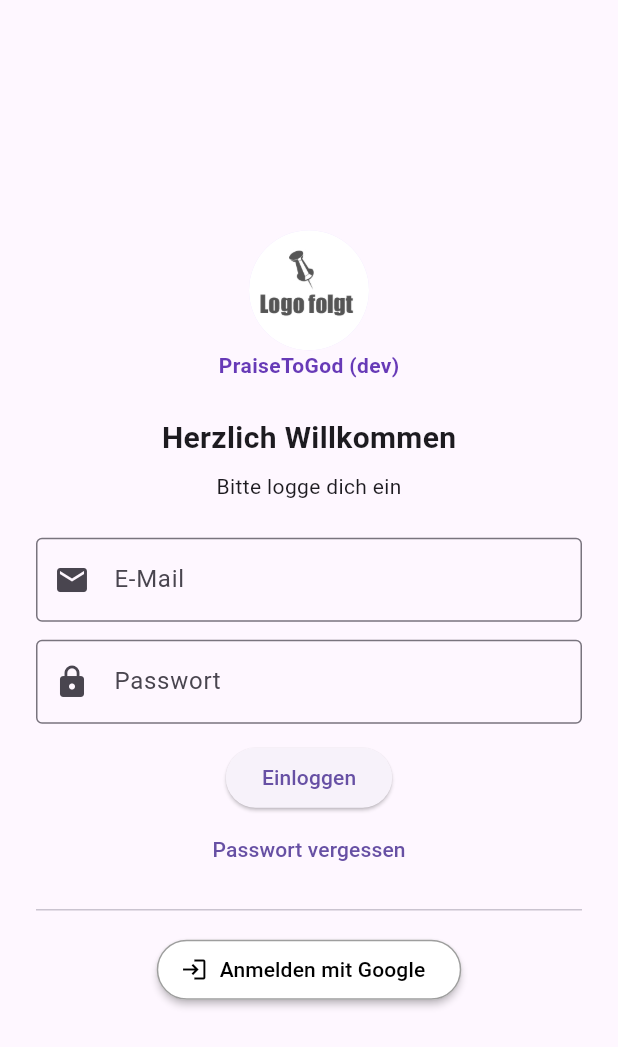
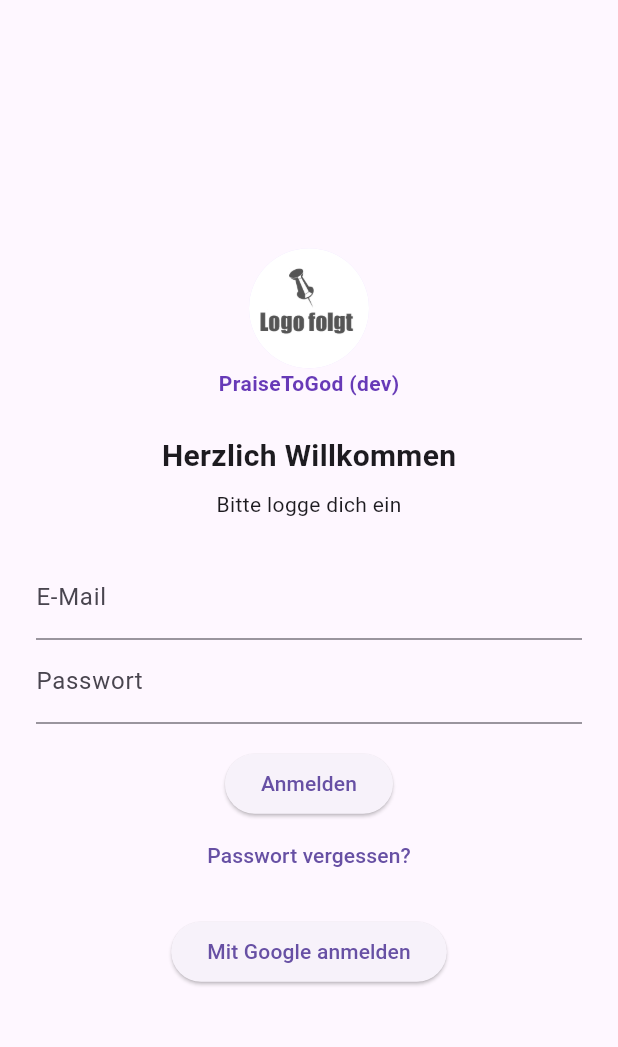
Before and after one commit to kajakroeger/praise_to_god, a Flutter app: the screen it shows after launch, on a phone screen of 412 x 824 dp. Shown: the top 1047 px of the screen. Run offline on Flutter 3.47's test engine with Material 3 defaults, Android fonts, the phone set to English and light mode, and no system bars; our stand-ins replace firebase_auth, firebase_core, google_sign_in, logger; accounts and stored records are empty.

Commit message:
login Screen angelegt & Tests erfolgreich

```diff
--- a/lib/screens/login.dart
+++ b/lib/screens/login.dart
@@ -1,14 +1,18 @@
 import 'package:flutter/material.dart';
+import 'package:praise_to_god/services/auth_service.dart';
 import '../flavor_config.dart';
-import '../services/auth_service.dart';
 
 final flavor = FlavorConfig.instance.flavor;
 
 class LoginScreen extends StatelessWidget {
-  const LoginScreen({super.key});
+  final AuthService? authServiceOverride;
+
+  const LoginScreen({super.key, this.authServiceOverride});
 
   @override
   Widget build(BuildContext context) {
+    final authService = authServiceOverride ?? AuthService();
+
     return Scaffold(
       body: Padding(
         padding: const EdgeInsets.symmetric(horizontal: 24),
@@ -41,61 +45,44 @@
                 const SizedBox(height: 8),
                 const Text('Bitte logge dich ein'),
                 const SizedBox(height: 24),
-                const TextField(
-                  key: Key('email_field'),
-                  decoration: InputDecoration(
-                    prefixIcon: Icon(Icons.email),
-                    labelText: 'E-Mail',
-                    border: OutlineInputBorder(),
-                  ),
+
+                TextField(
+                  key: const Key('email_field'),
+                  decoration: const InputDecoration(labelText: 'E-Mail'),
                 ),
 
-                const SizedBox(height: 12),
-                const TextField(
-                  key: Key('password_field'),
+                TextField(
+                  key: const Key('password_field'),
                   obscureText: true,
-                  decoration: InputDecoration(
-                    prefixIcon: Icon(Icons.lock),
-                    labelText: 'Passwort',
-                    border: OutlineInputBorder(),
-                  ),
+                  decoration: const InputDecoration(labelText: 'Passwort'),
                 ),
 
-                const SizedBox(height: 12),
+                const SizedBox(height: 16),
+
                 ElevatedButton(
-                  key: Key('login_button'),
-                  onPressed: () {},
-                  child: const Text('Einloggen'),
-                ),
-                TextButton(
-                  key: Key('forgot_password_button'),
-                  onPressed: () {},
-                  child: const Text('Passwort vergessen'),
+                  key: const Key('login_button'),
+                  onPressed: () {
+                    // Beispiel: authService.signInWithEmailPassword(email, password)
+                  },
+                  child: const Text('Anmelden'),
                 ),
 
-                const Divider(height: 32),
+                TextButton(
+                  key: const Key('forgot_password_button'),
+                  onPressed: () {
+                    // Passwort vergessen Logik
+                  },
+                  child: const Text('Passwort vergessen?'),
+                ),
 
-                ElevatedButton.icon(
+                const SizedBox(height: 16),
+
+                ElevatedButton(
                   key: const Key('google_login_button'),
-                  icon: const Icon(Icons.login),
-                  label: const Text('Anmelden mit Google'),
-                  onPressed: () async {
-                    final authService = AuthService();
-                    final userCredential = await authService.signInWithGoogle();
-                    if (userCredential != null) {
-                      // ✅ Erfolgreich angemeldet → Navigieren oder anzeigen
-                      print("Angemeldet: ${userCredential.user?.email}");
-                    } else {
-                      // ❌ Anmeldung fehlgeschlagen oder abgebrochen
-                      print("Anmeldung fehlgeschlagen");
-                    }
+                  onPressed: () {
+                    authService.signInWithGoogle();
                   },
-                  style: ElevatedButton.styleFrom(
-                    backgroundColor: Colors.white,
-                    foregroundColor: Colors.black,
-                    elevation: 2,
-                    side: const BorderSide(color: Colors.grey),
-                  ),
+                  child: const Text('Mit Google anmelden'),
                 ),
               ],
             ),
--- a/pubspec.yaml
+++ b/pubspec.yaml
@@ -38,6 +38,8 @@
   logger: ^2.0.2
 
 dev_dependencies:
+  integration_test:
+      sdk: flutter
   flutter_test:
     sdk: flutter
   flutter_flavor: ^3.1.4
--- /dev/null
+++ b/test_driver/integration_test.dart
@@ -0,0 +1,5 @@
+// Diese Datei teilt Flutter mit, dass Integrationstests auf einem Gerät (z. B. Emulator) laufen sollen.
+
+import 'package:integration_test/integration_test_driver.dart';
+
+Future<void> main() => integrationDriver();
```
Also changed, not shown: lib/firebase_options_dev.dart (added, +70 -0 lines), lib/firebase_options_prod.dart (renamed from lib/firebase_options.dart, +17 -33 lines), firebase.json, pubspec.lock, 7 other files.
